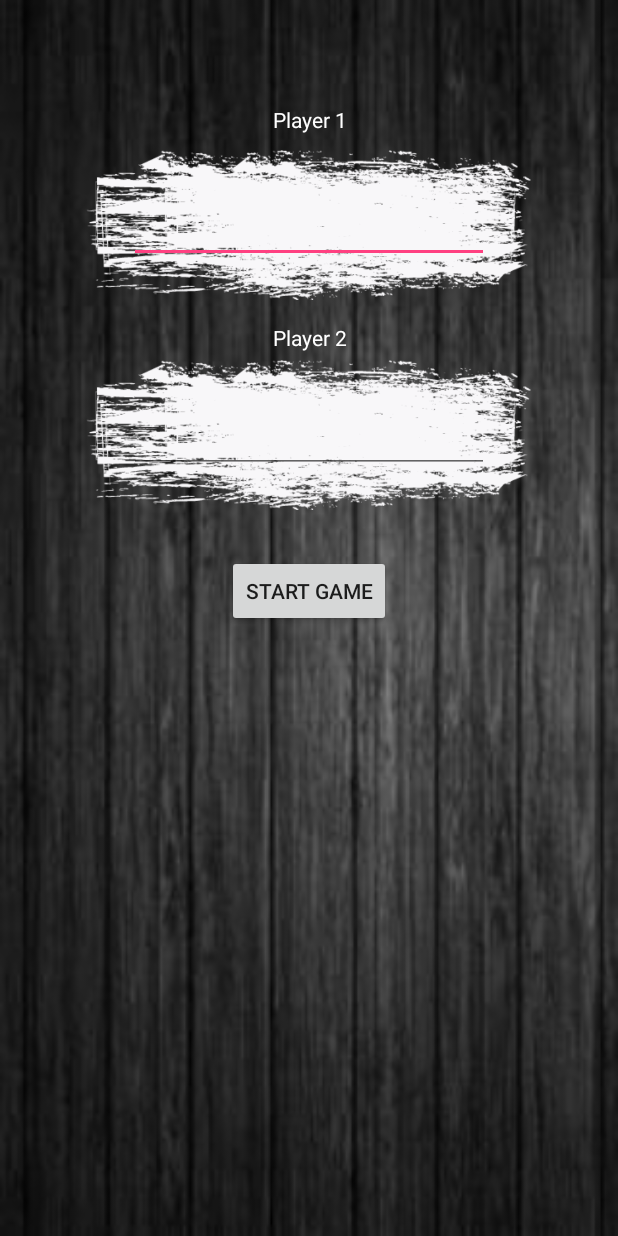
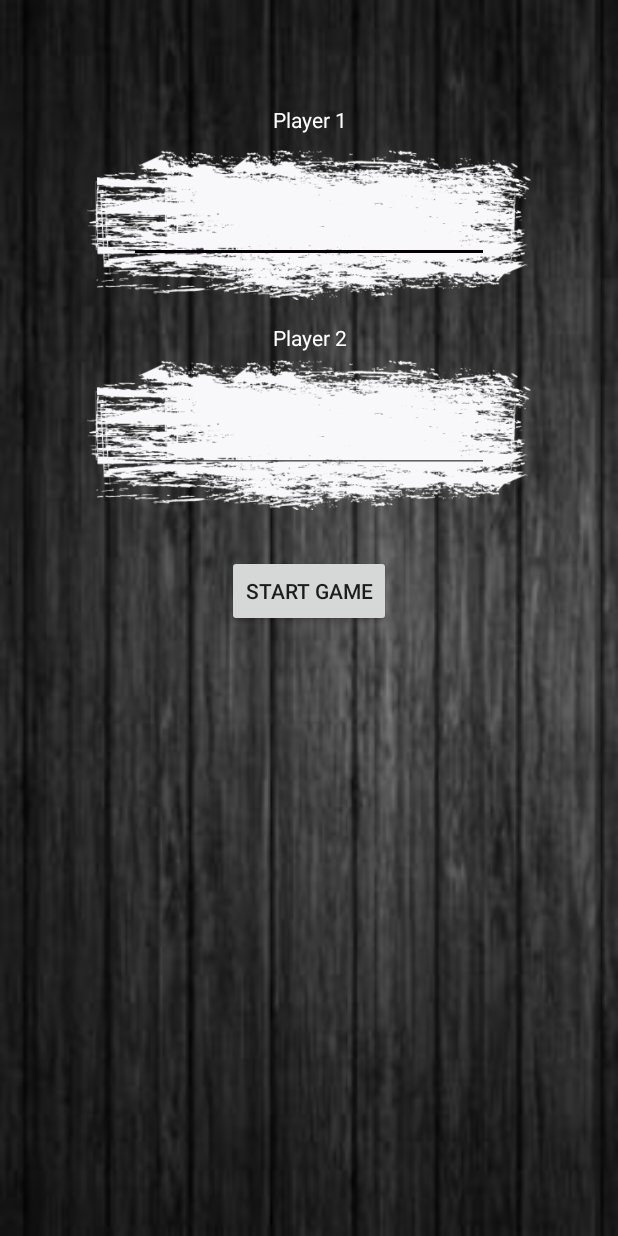
Before and after one commit to dielanophals/Pietjesbak, an Android app: the screen it shows after launch (MainActivity), on a phone screen of 412 x 824 dp. Run offline under Robolectric (Android 15) with nearby library versions, the phone set to English and light mode, and no system bars; our stand-ins replace Firebase (no records; nobody signed in at launch, a user with empty details on screens opened directly).

Commit message:
Update colors.xml

```diff
--- a/app/src/main/res/values/colors.xml
+++ b/app/src/main/res/values/colors.xml
@@ -2,5 +2,5 @@
 <resources>
     <color name="colorPrimary">#3F51B5</color>
     <color name="colorPrimaryDark">#303F9F</color>
-    <color name="colorAccent">#FF4081</color>
+    <color name="colorAccent">#020005</color>
 </resources>
```
